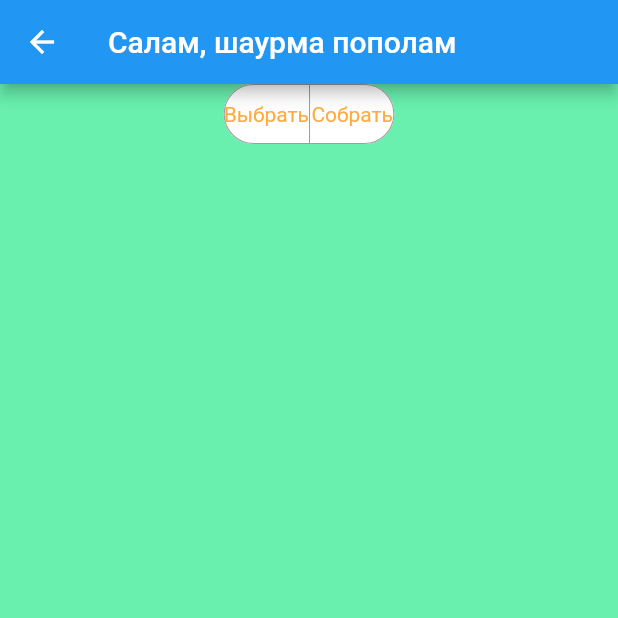
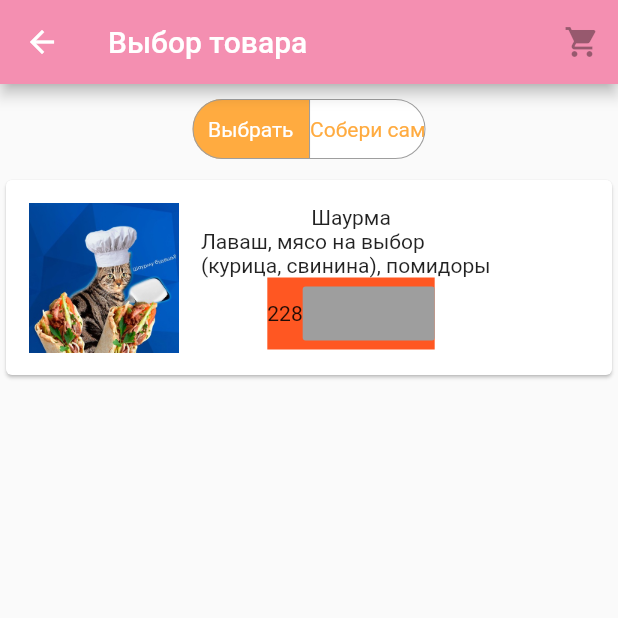
Before and after one commit to Gogov228/Shavuha, a Flutter app: the ChouseShavuha screen opened directly, on a phone screen of 412 x 824 dp, the top half of it. Run offline on Flutter 3.47's test engine with Material 2 defaults, Android fonts, the phone set to English and light mode, and no system bars; drawn by our look-alikes of material_segmented_control.

Commit message:
0.5 commit init

```diff
--- a/lib/ChouseShavuha.dart
+++ b/lib/ChouseShavuha.dart
@@ -8,7 +8,7 @@ class ChouseShavuha extends StatefulWidget {
 
 Map<int, Widget> _children() => {
       0: Text('Выбрать'),
-      1: Text('Собрать'),
+      1: Text('Собери сам'),
     };
 
 class _chouse extends State<ChouseShavuha> {
@@ -19,24 +19,89 @@ class _chouse extends State<ChouseShavuha> {
     // TODO: implement build
     return Scaffold(
       appBar: AppBar(
-        title: Text('Салам, шаурма пополам'),
+        title: Text('Выбор товара'),
+        backgroundColor: Colors.pink[200],
+        actions: <Widget>[
+          IconButton(
+            icon: Icon(Icons.shopping_cart),
+          ),
+        ],
       ),
       body: Container(
-        color: Colors.greenAccent,
+        //color: Colors.greenAccent,
         child: Center(
           child: Column(
             children: <Widget>[
-              MaterialSegmentedControl(
+              Container(
+                margin: EdgeInsets.all(10),
+                child: MaterialSegmentedControl(
                   children: _children(),
+                  selectionIndex: _currentSelection,
                   borderColor: Colors.grey,
                   selectedColor: Colors.orangeAccent[200],
                   unselectedColor: Colors.white,
                   borderRadius: 32.0,
+                  disabledChildren: [
+                    2,
+                  ],
                   onSegmentChosen: (index) {
                     setState(() {
                       _currentSelection = index;
+                      //debugPrint(index);
                     });
                   },
+                ),
+              ),
+              Container(
+                child: Card(
+                  child: Container(
+                    child: Row(
+                      children: <Widget>[
+                        Container(
+                          margin: EdgeInsets.all(15),
+                          child: Image.asset(
+                            'assets/shavaCat.jpg',
+                            width: 100,
+                            height: 100,
+                          ),
+                        ),
+                        Column(
+                          children: <Widget>[
+                            Center(
+                              child: Text("Шаурма"),
+                            ),
+                            Center(
+                              child: Container(
+                                width: 200,
+                                child: new Text(
+                                  "Лаваш, мясо на выбор (курица, свинина), помидоры",
+                                  softWrap: true,
+                                  textAlign: TextAlign.left,
+                                ),
+                              ),
+                            ),
+                            Container(
+                              color: Colors.deepOrange,
+                              child: Row(
+                                mainAxisAlignment:
+                                    MainAxisAlignment.spaceAround,
+                                children: <Widget>[
+                                  Text("228"),
+                                  FlatButton(
+                                    onPressed: null,
+                                    child: null,
+                                    color: Colors.grey,
+                                    disabledColor: Colors.grey,
+                                  ),
+                                ],
+                              ),
+                            ),
+                          ],
+                        ),
+                      ],
+                    ),
+                  ),
+                ),
               ),
             ],
           ),
--- a/pubspec.yaml
+++ b/pubspec.yaml
@@ -39,11 +39,11 @@ flutter:
   # The following line ensures that the Material Icons font is
   # included with your application, so that you can use the icons in
   # the material Icons class.
-  uses-material-design: true
+   uses-material-design: true
 
   # To add assets to your application, add an assets section, like this:
-  # assets:
-  #  - images/a_dot_burr.jpeg
+   assets:
+    - assets/shavaCat.jpg
   #  - images/a_dot_ham.jpeg
 
   # An image asset can refer to one or more resolution-specific "variants", see
```
Also changed, not shown: lib/main.dart (+36 -6 lines), assets/shavaCat.jpg (added). Lines whose indentation alone changed are shown as unchanged.
